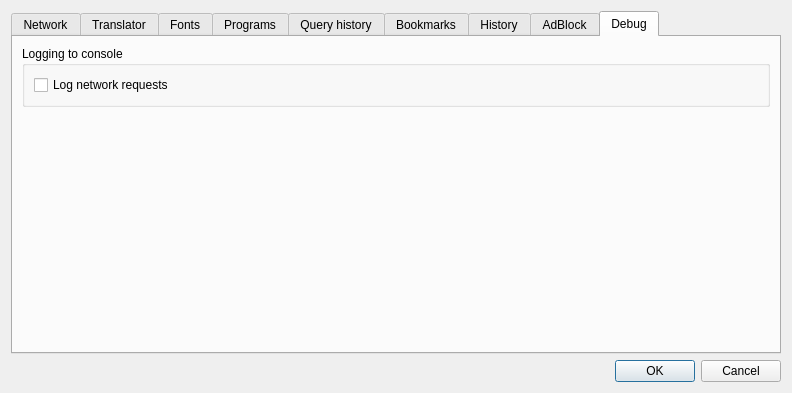
The window that settingsdlg.ui (kernel1024/jpreader) describes before a commit, drawn with Qt 5.
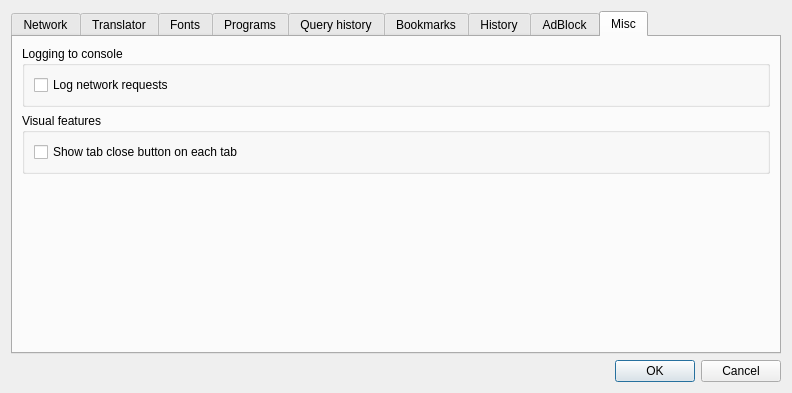
The same window after the commit. The open tabs and pages were chosen to show the change. Custom widgets are drawn as their Qt base class.

Commit message: Configurable visibility of tab close buttons.

Patch:
```diff
--- a/settingsdlg.ui
+++ b/settingsdlg.ui
@@ -960,9 +960,9 @@
      </widget>
      <widget class="QWidget" name="tab_8">
       <attribute name="title">
-       <string>Debug</string>
+       <string>Misc</string>
       </attribute>
-      <layout class="QVBoxLayout" name="verticalLayout_15">
+      <layout class="QVBoxLayout" name="verticalLayout_16">
        <item>
         <widget class="QGroupBox" name="groupBox_6">
          <property name="title">
@@ -979,6 +979,22 @@
          </layout>
         </widget>
        </item>
+       <item>
+        <widget class="QGroupBox" name="groupBox_7">
+         <property name="title">
+          <string>Visual features</string>
+         </property>
+         <layout class="QVBoxLayout" name="verticalLayout_15">
+          <item>
+           <widget class="QCheckBox" name="checkTabCloseBtn">
+            <property name="text">
+             <string>Show tab close button on each tab</string>
+            </property>
+           </widget>
+          </item>
+         </layout>
+        </widget>
+       </item>
        <item>
         <spacer name="verticalSpacer_12">
          <property name="orientation">
```
The commit also changes 7 other files.
